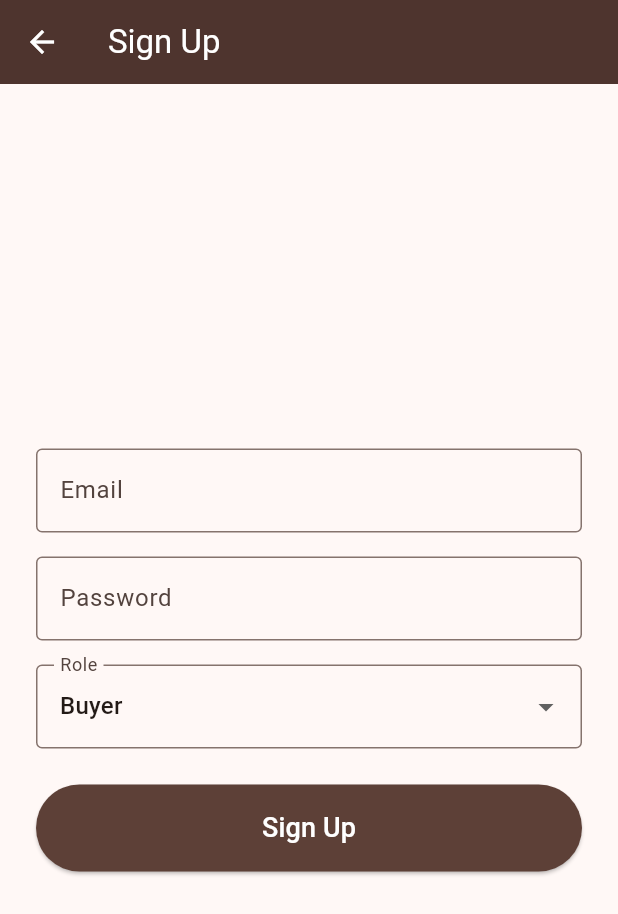
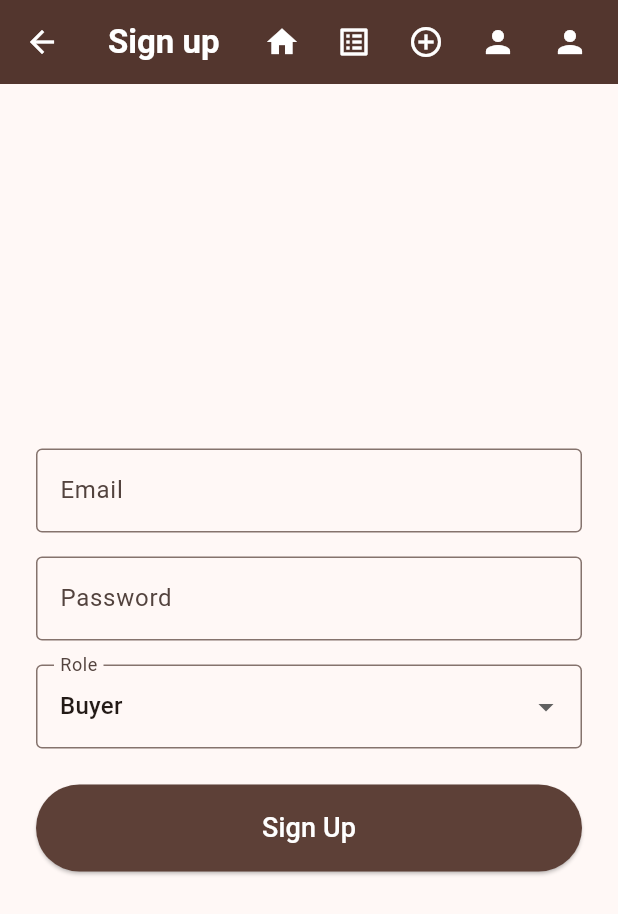
Before and after one commit to MiloszCwynar/EquineApp, a Flutter app: the SignUpScreen screen opened by its route, on a phone screen of 412 x 824 dp. Shown: the top 914 px of the screen. Run offline on Flutter 3.47's test engine with Material 3 defaults, Android fonts, the phone set to English and light mode, and no system bars; our stand-ins replace cloud_firestore, firebase_auth, firebase_core; accounts and stored records are empty; generated files the repository leaves out were written again.

Commit message:
added banner to sign up screen

```diff
--- a/lib/screens/signup_page.dart
+++ b/lib/screens/signup_page.dart
@@ -1,6 +1,7 @@
 import 'package:flutter/material.dart';
 import 'package:firebase_auth/firebase_auth.dart';
 import 'package:cloud_firestore/cloud_firestore.dart';
+import '../widgets/banner.dart';
 
 class SignUpScreen extends StatefulWidget {
   const SignUpScreen({Key? key}) : super(key: key);
@@ -46,11 +47,7 @@ class _SignUpScreenState extends State<SignUpScreen> {
   @override
   Widget build(BuildContext context) {
     return Scaffold(
-      appBar: AppBar(
-        title: const Text('Sign Up'),
-        backgroundColor: Colors.brown[800],
-        foregroundColor: Colors.white,
-      ),
+      appBar: const AppBanner(title: 'Sign up'),
       body: Padding(
         padding: const EdgeInsets.all(24.0),
         child: Column(
```
